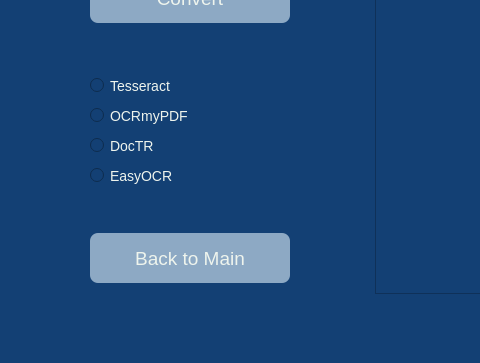
First picture: the form in ocr_menu.ui, repository Zachve4037/OCR_App, before the edit; both pictures show x 0 to 480 and y 277 to 640 of the 1080 by 640 pixel window.
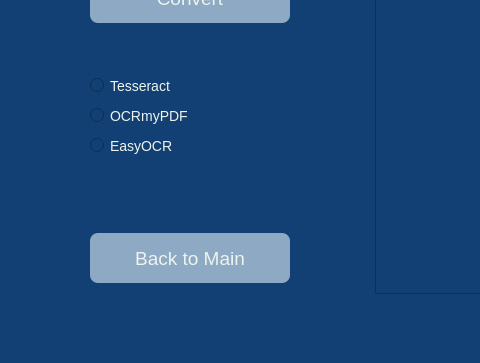
Second picture: the form after the edit. Custom widgets are drawn as their Qt base class.

Diff of the .ui file:
```diff
--- a/ocr_menu.ui
+++ b/ocr_menu.ui
@@ -156,27 +156,11 @@
      <string>OCRmyPDF</string>
     </property>
    </widget>
-   <widget class="QRadioButton" name="doctr_btn">
-    <property name="geometry">
-     <rect>
-      <x>90</x>
-      <y>410</y>
-      <width>150</width>
-      <height>25</height>
-     </rect>
-    </property>
-    <property name="styleSheet">
-     <string notr="true">color: #eef4ed; font-size: 14px;</string>
-    </property>
-    <property name="text">
-     <string>DocTR</string>
-    </property>
-   </widget>
    <widget class="QRadioButton" name="easyocr_btn">
     <property name="geometry">
      <rect>
       <x>90</x>
-      <y>440</y>
+      <y>410</y>
       <width>150</width>
       <height>25</height>
      </rect>
```
